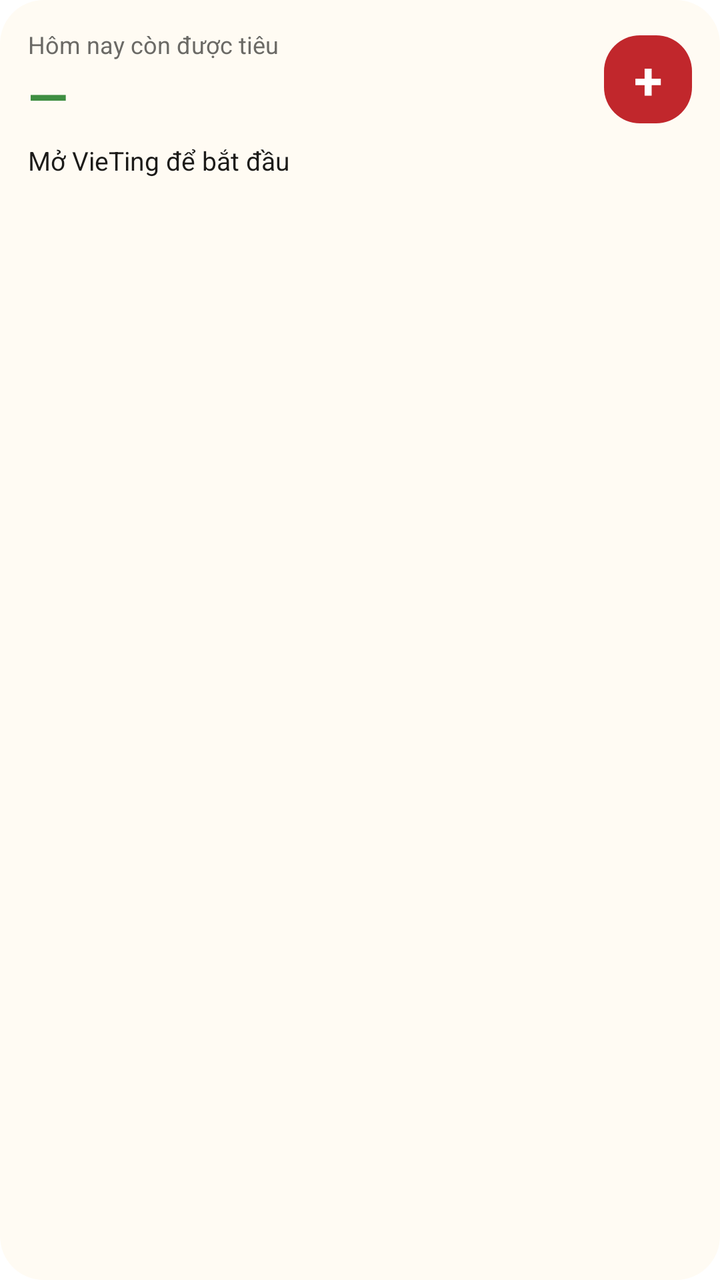
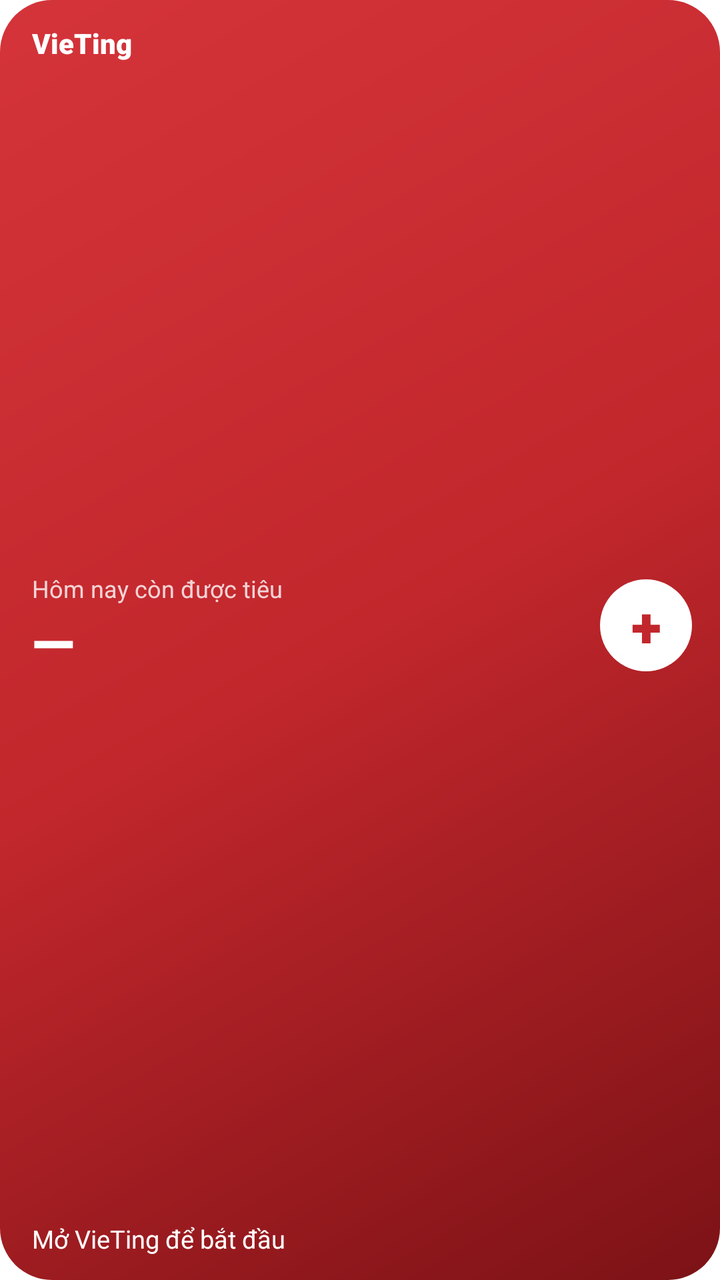

Screens rendered from an Android XML layout before and after an edit, with the pre-edit source and the edit as a unified diff.
<!-- AndroidManifest.xml: fallback theme Theme.MaterialComponents.DayNight.NoActionBar -->
<!-- res/layout/vieting_widget.xml -->
<?xml version="1.0" encoding="utf-8"?>
<LinearLayout xmlns:android="http://schemas.android.com/apk/res/android"
    android:id="@+id/w_root"
    android:layout_width="match_parent"
    android:layout_height="match_parent"
    android:background="@drawable/widget_bg"
    android:orientation="vertical"
    android:padding="14dp">

    <LinearLayout
        android:layout_width="match_parent"
        android:layout_height="wrap_content"
        android:gravity="center_vertical"
        android:orientation="horizontal">

        <LinearLayout
            android:layout_width="0dp"
            android:layout_height="wrap_content"
            android:layout_weight="1"
            android:orientation="vertical">

            <TextView
                android:id="@+id/w_label"
                android:layout_width="wrap_content"
                android:layout_height="wrap_content"
                android:text="Hôm nay còn được tiêu"
                android:textColor="#FF6B6A66"
                android:textSize="12sp" />

            <TextView
                android:id="@+id/w_amount"
                android:layout_width="wrap_content"
                android:layout_height="wrap_content"
                android:text="—"
                android:textColor="#FF3E8E41"
                android:textSize="26sp"
                android:textStyle="bold" />
        </LinearLayout>

        <TextView
            android:id="@+id/w_add"
            android:layout_width="44dp"
            android:layout_height="44dp"
            android:background="@drawable/widget_btn"
            android:gravity="center"
            android:text="+"
            android:textColor="#FFFFFFFF"
            android:textSize="26sp"
            android:textStyle="bold" />
    </LinearLayout>

    <TextView
        android:id="@+id/w_line"
        android:layout_width="match_parent"
        android:layout_height="wrap_content"
        android:layout_marginTop="6dp"
        android:maxLines="3"
        android:ellipsize="end"
        android:text="Mở VieTing để bắt đầu"
        android:textColor="#FF1C1B19"
        android:textSize="13sp" />
</LinearLayout>
<!-- resources referenced by this layout -->
<resources>
  <!-- drawable widget_bg (drawable) -->
  <?xml version="1.0" encoding="utf-8"?>
  <shape xmlns:android="http://schemas.android.com/apk/res/android" android:shape="rectangle">
      <solid android:color="#FFFFFBF3" />
      <corners android:radius="22dp" />
  </shape>
  <!-- drawable widget_btn (drawable) -->
  <?xml version="1.0" encoding="utf-8"?>
  <shape xmlns:android="http://schemas.android.com/apk/res/android" android:shape="rectangle">
      <solid android:color="#FFC1272C" />
      <corners android:radius="18dp" />
  </shape>
</resources>

<!-- the commit's change to res/layout/vieting_widget.xml (unified diff, before → after) -->
@@ -1,62 +1,120 @@
 <?xml version="1.0" encoding="utf-8"?>
-<LinearLayout xmlns:android="http://schemas.android.com/apk/res/android"
+<FrameLayout xmlns:android="http://schemas.android.com/apk/res/android"
     android:id="@+id/w_root"
+    android:background="@drawable/widget_bg"
     android:layout_width="match_parent"
-    android:layout_height="match_parent"
-    android:background="@drawable/widget_bg"
-    android:orientation="vertical"
-    android:padding="14dp">
+    android:layout_height="match_parent">
+
+    <ImageView
+        android:id="@+id/w_bg"
+        android:layout_width="match_parent"
+        android:layout_height="match_parent"
+        android:scaleType="fitXY" />
 
     <LinearLayout
         android:layout_width="match_parent"
-        android:layout_height="wrap_content"
-        android:gravity="center_vertical"
-        android:orientation="horizontal">
+        android:layout_height="match_parent"
+        android:orientation="vertical"
+        android:paddingStart="16dp"
+        android:paddingTop="12dp"
+        android:paddingEnd="14dp"
+        android:paddingBottom="12dp">
 
         <LinearLayout
-            android:layout_width="0dp"
+            android:layout_width="match_parent"
             android:layout_height="wrap_content"
-            android:layout_weight="1"
-            android:orientation="vertical">
+            android:gravity="center_vertical"
+            android:orientation="horizontal">
 
             <TextView
-                android:id="@+id/w_label"
+                android:id="@+id/w_brand"
                 android:layout_width="wrap_content"
                 android:layout_height="wrap_content"
-                android:text="Hôm nay còn được tiêu"
-                android:textColor="#FF6B6A66"
-                android:textSize="12sp" />
+                android:fontFamily="sans-serif-black"
+                android:text="VieTing"
+                android:textColor="#FFFFFFFF"
+                android:textSize="14sp" />
 
             <TextView
-                android:id="@+id/w_amount"
+                android:id="@+id/w_date"
+                android:layout_width="0dp"
+                android:layout_height="wrap_content"
+                android:layout_marginStart="8dp"
+                android:layout_weight="1"
+                android:maxLines="1"
+                android:ellipsize="end"
+                android:textColor="#CCFFFFFF"
+                android:textSize="11sp" />
+
+            <TextView
+                android:id="@+id/w_weather"
                 android:layout_width="wrap_content"
                 android:layout_height="wrap_content"
-                android:text="—"
-                android:textColor="#FF3E8E41"
-                android:textSize="26sp"
-                android:textStyle="bold" />
+                android:fontFamily="sans-serif-medium"
+                android:textColor="#FFFFFFFF"
+                android:textSize="12sp" />
         </LinearLayout>
 
+        <LinearLayout
+            android:layout_width="match_parent"
+            android:layout_height="0dp"
+            android:layout_weight="1"
+            android:gravity="center_vertical"
+            android:orientation="horizontal">
+
+            <LinearLayout
+                android:layout_width="0dp"
+                android:layout_height="wrap_content"
+                android:layout_weight="1"
+                android:orientation="vertical">
+
+                <TextView
+                    android:id="@+id/w_label"
+                    android:layout_width="wrap_content"
+                    android:layout_height="wrap_content"
+                    android:text="Hôm nay còn được tiêu"
+                    android:textColor="#CCFFFFFF"
+                    android:textSize="12sp" />
+
+                <TextView
+                    android:id="@+id/w_amount"
+                    android:layout_width="wrap_content"
+                    android:layout_height="wrap_content"
+                    android:fontFamily="sans-serif-black"
+                    android:maxLines="1"
+                    android:text="—"
+                    android:textColor="#FFFFFFFF"
+                    android:textSize="28sp" />
+            </LinearLayout>
+
+            <TextView
+                android:id="@+id/w_add"
+                android:layout_width="46dp"
+                android:layout_height="46dp"
+                android:background="@drawable/widget_btn"
+                android:gravity="center"
+                android:text="+"
+                android:textColor="#FFC1272C"
+                android:textSize="28sp"
+                android:fontFamily="sans-serif-black" />
+        </LinearLayout>
+
+        <ImageView
+            android:id="@+id/w_bar"
+            android:layout_width="match_parent"
+            android:layout_height="7dp"
+            android:layout_marginTop="2dp"
+            android:scaleType="fitXY" />
+
         <TextView
-            android:id="@+id/w_add"
-            android:layout_width="44dp"
-            android:layout_height="44dp"
-            android:background="@drawable/widget_btn"
-            android:gravity="center"
-            android:text="+"
+            android:id="@+id/w_line"
+            android:layout_width="match_parent"
+            android:layout_height="wrap_content"
+            android:layout_marginTop="7dp"
+            android:ellipsize="end"
+            android:maxLines="2"
+            android:text="Mở VieTing để bắt đầu"
             android:textColor="#FFFFFFFF"
-            android:textSize="26sp"
-            android:textStyle="bold" />
+            android:textSize="12.5sp" />
     </LinearLayout>
-
-    <TextView
-        android:id="@+id/w_line"
-        android:layout_width="match_parent"
-        android:layout_height="wrap_content"
-        android:layout_marginTop="6dp"
-        android:maxLines="3"
-        android:ellipsize="end"
-        android:text="Mở VieTing để bắt đầu"
-        android:textColor="#FF1C1B19"
-        android:textSize="13sp" />
-</LinearLayout>
+</FrameLayout>
<!-- resource entries referenced after the edit -->
@@ -3,14 +3,13 @@
   <!-- drawable widget_bg (drawable) -->
   <?xml version="1.0" encoding="utf-8"?>
   <shape xmlns:android="http://schemas.android.com/apk/res/android" android:shape="rectangle">
-      <solid android:color="#FFFFFBF3" />
-      <corners android:radius="22dp" />
+      <gradient android:angle="315" android:startColor="#FFD4343A" android:centerColor="#FFC1272C" android:endColor="#FF7C1216" />
+      <corners android:radius="26dp" />
   </shape>
   <!-- drawable widget_btn (drawable) -->
   <?xml version="1.0" encoding="utf-8"?>
-  <shape xmlns:android="http://schemas.android.com/apk/res/android" android:shape="rectangle">
-      <solid android:color="#FFC1272C" />
-      <corners android:radius="18dp" />
+  <shape xmlns:android="http://schemas.android.com/apk/res/android" android:shape="oval">
+      <solid android:color="#FFFFFFFF" />
   </shape>
 </resources>
 
